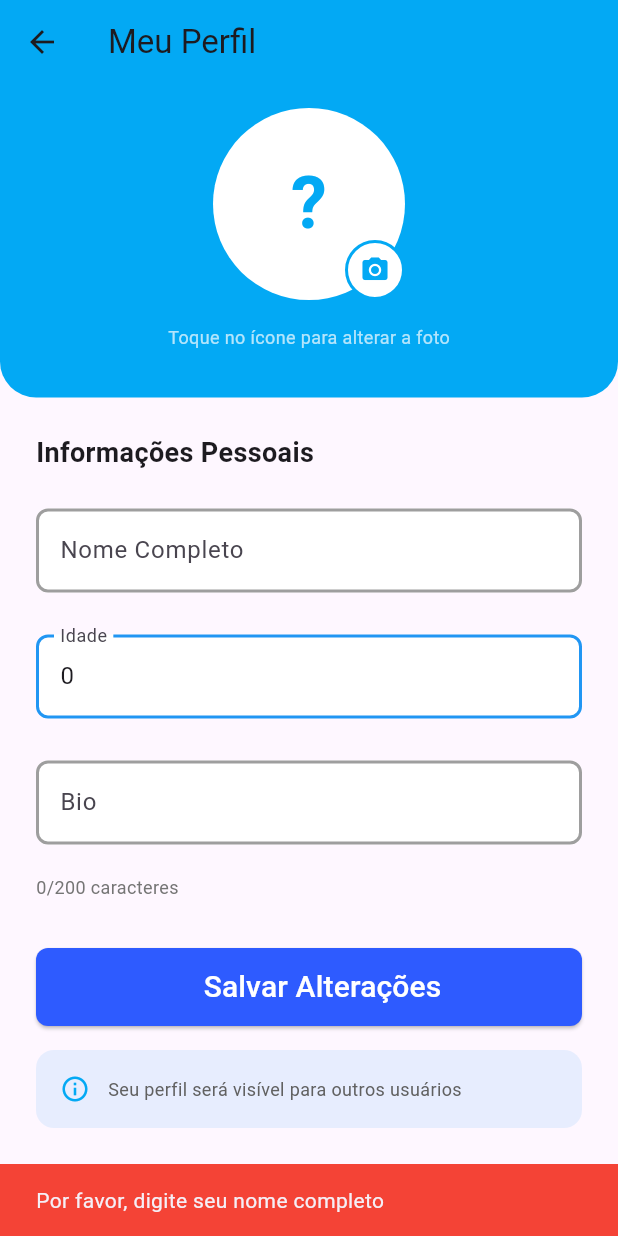
After one commit to ChancellorMarko/Talknet-flutter, a Flutter app: the ProfileScreen screen opened by its route, after a tap on "Salvar Alterações", on a phone screen of 412 x 824 dp. The commit adds this screen. Run offline on Flutter 3.47's test engine with Material 3 defaults, Android fonts, the phone set to English and light mode, and no system bars; our stand-ins replace flutter_dotenv, fluttertoast, image_picker, supabase_flutter; accounts and stored records are empty.

Commit message:
feat: implementando tela de alteração de usuários

```diff
--- a/lib/main.dart
+++ b/lib/main.dart
@@ -2,6 +2,7 @@ import 'package:flutter/material.dart';
 import 'package:flutter_dotenv/flutter_dotenv.dart';
 import 'package:flutter_talknet_app/ui/features/home/home_screen.dart';
 import 'package:flutter_talknet_app/ui/features/login/login_screen.dart';
+import 'package:flutter_talknet_app/ui/features/profile/profile_screen.dart';
 import 'package:flutter_talknet_app/ui/features/register/register_screen.dart';
 import 'package:flutter_talknet_app/utils/routes_enum.dart';
 import 'package:fluttertoast/fluttertoast.dart';
@@ -31,7 +32,9 @@ class MainApp extends StatelessWidget {
       routes: {
         RoutesEnum.login.route: (context) => LoginScreen(),
         RoutesEnum.register.route: (context) => const RegisterScreen(),
-        RoutesEnum.home.route: (context) => const HomeScreen(),
+        //RoutesEnum.home.route: (context) => const HomeScreen(),
+        RoutesEnum.profile.route: (context) => const ProfileScreen(),
+        //RoutesEnum.chat.route: (context) => const ChatScreen(),
       },
       initialRoute: RoutesEnum.login.route,
     );
--- /dev/null
+++ b/lib/ui/features/profile/profile_screen.dart
@@ -0,0 +1,561 @@
+import 'dart:io';
+import 'package:flutter/material.dart';
+import 'package:flutter_talknet_app/ui/widgets/custom_button.dart';
+import 'package:flutter_talknet_app/ui/widgets/custom_input.dart';
+import 'package:flutter_talknet_app/utils/style/colors.dart';
+import 'package:image_picker/image_picker.dart';
+import 'package:supabase_flutter/supabase_flutter.dart';
+
+/// Tela de perfil do usuário
+class ProfileScreen extends StatefulWidget {
+  /// Construtor da classe [ProfileScreen]
+  const ProfileScreen({super.key});
+
+  @override
+  State<ProfileScreen> createState() => _ProfileScreenState();
+}
+
+class _ProfileScreenState extends State<ProfileScreen> {
+  final TextEditingController nameController = TextEditingController();
+  final TextEditingController bioController = TextEditingController();
+  final TextEditingController ageController = TextEditingController();
+
+  final ImagePicker _imagePicker = ImagePicker();
+
+  String? avatarUrl;
+  File? selectedImage;
+  bool _isLoading = true;
+  bool _isSaving = false;
+
+  @override
+  void initState() {
+    super.initState();
+    _loadProfile();
+  }
+
+  @override
+  void dispose() {
+    nameController.dispose();
+    bioController.dispose();
+    ageController.dispose();
+    super.dispose();
+  }
+
+  /// Carrega os dados do perfil do usuário
+  Future<void> _loadProfile() async {
+    try {
+      setState(() => _isLoading = true);
+
+      final userId = Supabase.instance.client.auth.currentUser?.id;
+      if (userId == null) {
+        _showError('Usuário não autenticado');
+        return;
+      }
+
+      // Buscar perfil existente
+      final response = await Supabase.instance.client
+          .from('profiles')
+          .select()
+          .eq('id', userId)
+          .maybeSingle();
+
+      if (response != null) {
+        setState(() {
+          nameController.text = response['full_name'] ?? '';
+          bioController.text = response['bio'] ?? '';
+          ageController.text = response['age']?.toString() ?? '';
+          avatarUrl = response['avatar_url'];
+        });
+      }
+
+      setState(() => _isLoading = false);
+    } catch (e) {
+      debugPrint('Erro ao carregar perfil: $e');
+      setState(() => _isLoading = false);
+      _showError('Erro ao carregar perfil: ${e.toString()}');
+    }
+  }
+
+  /// Seleciona uma imagem da galeria
+  Future<void> _pickImage() async {
+    try {
+      final XFile? image = await _imagePicker.pickImage(
+        source: ImageSource.gallery,
+        maxWidth: 1024,
+        maxHeight: 1024,
+        imageQuality: 85,
+      );
+
+      if (image != null) {
+        setState(() {
+          selectedImage = File(image.path);
+        });
+        debugPrint('Imagem selecionada: ${image.path}');
+      }
+    } catch (e) {
+      debugPrint('Erro ao selecionar imagem: $e');
+      _showError('Erro ao selecionar imagem: ${e.toString()}');
+    }
+  }
+
+  /// Tira uma foto com a câmera
+  Future<void> _takePhoto() async {
+    try {
+      final XFile? photo = await _imagePicker.pickImage(
+        source: ImageSource.camera,
+        maxWidth: 1024,
+        maxHeight: 1024,
+        imageQuality: 85,
+      );
+
+      if (photo != null) {
+        setState(() {
+          selectedImage = File(photo.path);
+        });
+        debugPrint('Foto tirada: ${photo.path}');
+      }
+    } catch (e) {
+      debugPrint('Erro ao tirar foto: $e');
+      _showError('Erro ao tirar foto: ${e.toString()}');
+    }
+  }
+
+  /// Mostra opções de escolha de imagem
+  Future<void> _showImageOptions() async {
+    showModalBottomSheet(
+      context: context,
+      shape: const RoundedRectangleBorder(
+        borderRadius: BorderRadius.vertical(top: Radius.circular(20)),
+      ),
+      builder: (context) => SafeArea(
+        child: Padding(
+          padding: const EdgeInsets.all(16),
+          child: Column(
+            mainAxisSize: MainAxisSize.min,
+            children: [
+              const Text(
+                'Escolher foto',
+                style: TextStyle(
+                  fontSize: 18,
+                  fontWeight: FontWeight.bold,
+                ),
+              ),
+              const SizedBox(height: 16),
+              ListTile(
+                leading: const Icon(
+                  Icons.photo_library,
+                  color: Color(0xFF03A9F4),
+                ),
+                title: const Text('Galeria'),
+                onTap: () {
+                  Navigator.pop(context);
+                  _pickImage();
+                },
+              ),
+              ListTile(
+                leading: const Icon(Icons.camera_alt, color: Color(0xFF03A9F4)),
+                title: const Text('Câmera'),
+                onTap: () {
+                  Navigator.pop(context);
+                  _takePhoto();
+                },
+              ),
+              if (avatarUrl != null || selectedImage != null)
+                ListTile(
+                  leading: const Icon(Icons.delete, color: Colors.red),
+                  title: const Text('Remover foto'),
+                  onTap: () {
+                    Navigator.pop(context);
+                    setState(() {
+                      selectedImage = null;
+                      avatarUrl = null;
+                    });
+                  },
+                ),
+            ],
+          ),
+        ),
+      ),
+    );
+  }
+
+  /// Faz upload da imagem para o Supabase Storage
+  Future<String?> _uploadImage() async {
+    if (selectedImage == null) return avatarUrl;
+
+    try {
+      final userId = Supabase.instance.client.auth.currentUser?.id;
+      if (userId == null) {
+        throw Exception('Usuário não autenticado');
+      }
+
+      debugPrint('Iniciando upload da imagem...');
+
+      // Gerar nome único para o arquivo
+      final timestamp = DateTime.now().millisecondsSinceEpoch;
+      final fileName = 'avatar_$timestamp.jpg';
+      final filePath = '$userId/$fileName';
+
+      debugPrint('Caminho do arquivo: $filePath');
+
+      // Ler os bytes do arquivo
+      final bytes = await selectedImage!.readAsBytes();
+      debugPrint('Tamanho do arquivo: ${bytes.length} bytes');
+
+      // Remover foto antiga se existir
+      if (avatarUrl != null && avatarUrl!.isNotEmpty) {
+        try {
+          final oldPath = avatarUrl!.split('/').last;
+          await Supabase.instance.client.storage.from('avatars').remove([
+            '$userId/$oldPath',
+          ]);
+          debugPrint('Foto antiga removida');
+        } catch (e) {
+          debugPrint('Erro ao remover foto antiga: $e');
+          // Continua mesmo se não conseguir remover
+        }
+      }
+
+      // Upload do arquivo
+      final uploadPath = await Supabase.instance.client.storage
+          .from('avatars')
+          .uploadBinary(
+            filePath,
+            bytes,
+            fileOptions: const FileOptions(
+              cacheControl: '3600',
+              upsert: true,
+              contentType: 'image/jpeg',
+            ),
+          );
+
+      debugPrint('Upload concluído: $uploadPath');
+
+      // Obter URL pública
+      final imageUrl = Supabase.instance.client.storage
+          .from('avatars')
+          .getPublicUrl(filePath);
+
+      debugPrint('URL pública: $imageUrl');
+
+      return imageUrl;
+    } catch (e) {
+      debugPrint('Erro detalhado no upload: $e');
+      rethrow;
+    }
+  }
+
+  /// Salva o perfil do usuário
+  Future<void> _saveProfile() async {
+    // Validações
+    if (nameController.text.trim().isEmpty) {
+      _showError('Por favor, digite seu nome completo');
+      return;
+    }
+
+    if (ageController.text.isNotEmpty) {
+      final age = int.tryParse(ageController.text);
+      if (age == null || age < 13 || age > 120) {
+        _showError('Por favor, digite uma idade válida (13-120)');
+        return;
+      }
+    }
+
+    if (bioController.text.length > 200) {
+      _showError('A bio deve ter no máximo 200 caracteres');
+      return;
+    }
+
+    setState(() => _isSaving = true);
+
+    try {
+      final userId = Supabase.instance.client.auth.currentUser?.id;
+      if (userId == null) {
+        throw Exception('Usuário não autenticado');
+      }
+
+      debugPrint('Salvando perfil do usuário: $userId');
+
+      // Upload da imagem se houver (PRIMEIRO)
+      String? imageUrl = avatarUrl;
+      if (selectedImage != null) {
+        debugPrint('Fazendo upload da nova imagem...');
+        imageUrl = await _uploadImage();
+        debugPrint('Nova URL da imagem: $imageUrl');
+      }
+
+      // Preparar dados do perfil
+      final profileData = {
+        'full_name': nameController.text.trim(),
+        'bio': bioController.text.trim(),
+        'age': ageController.text.isNotEmpty
+            ? int.parse(ageController.text)
+            : null,
+        'avatar_url': imageUrl,
+        'updated_at': DateTime.now().toIso8601String(),
+      };
+
+      debugPrint('Dados do perfil: $profileData');
+
+      // Verificar se o perfil já existe
+      final existingProfile = await Supabase.instance.client
+          .from('profiles')
+          .select()
+          .eq('id', userId)
+          .maybeSingle();
+
+      if (existingProfile != null) {
+        // Atualizar perfil existente
+        debugPrint('Atualizando perfil existente...');
+        await Supabase.instance.client
+            .from('profiles')
+            .update(profileData)
+            .eq('id', userId);
+      } else {
+        // Criar novo perfil
+        debugPrint('Criando novo perfil...');
+        await Supabase.instance.client.from('profiles').insert({
+          'id': userId,
+          ...profileData,
+        });
+      }
+
+      debugPrint('Perfil salvo com sucesso!');
+
+      if (mounted) {
+        ScaffoldMessenger.of(context).showSnackBar(
+          const SnackBar(
+            content: Text('Perfil atualizado com sucesso!'),
+            backgroundColor: Colors.green,
+            duration: Duration(seconds: 2),
+          ),
+        );
+
+        // Aguardar um momento para o usuário ver a mensagem
+        await Future.delayed(const Duration(milliseconds: 500));
+
+        if (mounted) {
+          Navigator.pop(context, true);
+        }
+      }
+    } catch (e) {
+      debugPrint('Erro ao salvar perfil: $e');
+      _showError('Erro ao salvar perfil: ${e.toString()}');
+    } finally {
+      if (mounted) {
+        setState(() => _isSaving = false);
+      }
+    }
+  }
+
+  /// Exibe mensagem de erro
+  void _showError(String message) {
+    if (!mounted) return;
+
+    ScaffoldMessenger.of(context).showSnackBar(
+      SnackBar(
+        content: Text(message),
+        backgroundColor: Colors.red,
+        duration: const Duration(seconds: 4),
+      ),
+    );
+  }
+
+  @override
+  Widget build(BuildContext context) {
+    if (_isLoading) {
+      return const Scaffold(
+        body: Center(child: CircularProgressIndicator()),
+      );
+    }
+
+    return Scaffold(
+      appBar: AppBar(
+        title: const Text('Meu Perfil'),
+        backgroundColor: const Color(0xFF03A9F4),
+        elevation: 0,
+      ),
+      body: SingleChildScrollView(
+        child: Column(
+          children: [
+            // Header com gradiente
+            Container(
+              width: double.infinity,
+              decoration: const BoxDecoration(
+                color: Color(0xFF03A9F4),
+                borderRadius: BorderRadius.only(
+                  bottomLeft: Radius.circular(24),
+                  bottomRight: Radius.circular(24),
+                ),
+              ),
+              padding: const EdgeInsets.only(bottom: 32),
+              child: Column(
+                children: [
+                  const SizedBox(height: 16),
+                  // Avatar
+                  Stack(
+                    children: [
+                      CircleAvatar(
+                        radius: 64,
+                        backgroundColor: Colors.white,
+                        backgroundImage: selectedImage != null
+                            ? FileImage(selectedImage!)
+                            : (avatarUrl != null && avatarUrl!.isNotEmpty
+                                      ? NetworkImage(avatarUrl!)
+                                      : null)
+                                  as ImageProvider?,
+                        child:
+                            selectedImage == null &&
+                                (avatarUrl == null || avatarUrl!.isEmpty)
+                            ? Text(
+                                nameController.text.isNotEmpty
+                                    ? nameController.text[0].toUpperCase()
+                                    : '?',
+                                style: const TextStyle(
+                                  fontSize: 48,
+                                  fontWeight: FontWeight.bold,
+                                  color: Color(0xFF03A9F4),
+                                ),
+                              )
+                            : null,
+                      ),
+                      Positioned(
+                        bottom: 0,
+                        right: 0,
+                        child: GestureDetector(
+                          onTap: _isSaving ? null : _showImageOptions,
+                          child: Container(
+                            padding: const EdgeInsets.all(8),
+                            decoration: BoxDecoration(
+                              color: Colors.white,
+                              shape: BoxShape.circle,
+                              border: Border.all(
+                                color: const Color(0xFF03A9F4),
+                                width: 2,
+                              ),
+                            ),
+                            child: const Icon(
+                              Icons.camera_alt,
+                              size: 20,
+                              color: Color(0xFF03A9F4),
+                            ),
+                          ),
+                        ),
+                      ),
+                    ],
+                  ),
+                  const SizedBox(height: 16),
+                  const Text(
+                    'Toque no ícone para alterar a foto',
+                    style: TextStyle(
+                      color: Colors.white70,
+                      fontSize: 12,
+                    ),
+                  ),
+                ],
+              ),
+            ),
+
+            // Formulário
+            Padding(
+              padding: const EdgeInsets.all(24),
+              child: Column(
+                crossAxisAlignment: CrossAxisAlignment.start,
+                children: [
+                  const Text(
+                    'Informações Pessoais',
+                    style: TextStyle(
+                      fontSize: 18,
+                      fontWeight: FontWeight.bold,
+                    ),
+                  ),
+                  const SizedBox(height: 24),
+
+                  CustomInput(
+                    label: 'Nome Completo',
+                    hint: 'Digite seu nome completo',
+                    controller: nameController,
+                  ),
+                  const SizedBox(height: 16),
+
+                  CustomInput(
+                    label: 'Idade',
+                    hint: 'Digite sua idade',
+                    controller: ageController,
+                  ),
+                  const SizedBox(height: 16),
+
+                  CustomInput(
+                    label: 'Bio',
+                    hint: 'Conte um pouco sobre você',
+                    controller: bioController,
+                  ),
+
+                  const SizedBox(height: 8),
+                  Text(
+                    '${bioController.text.length}/200 caracteres',
+                    style: TextStyle(
+                      fontSize: 12,
+                      color: bioController.text.length > 200
+                          ? Colors.red
+                          : Colors.grey[600],
+                    ),
+                  ),
+
+                  const SizedBox(height: 32),
+
+                  // Botão de salvar
+                  _isSaving
+                      ? const Center(
+                          child: Column(
+                            children: [
+                              CircularProgressIndicator(),
+                              SizedBox(height: 16),
+                              Text('Salvando perfil...'),
+                            ],
+                          ),
+                        )
+                      : CustomButton(
+                          buttonText: 'Salvar Alterações',
+                          backgroundColor: AppColors.primaryBlue,
+                          buttonAction: _saveProfile,
+                        ),
+
+                  const SizedBox(height: 16),
+
+                  // Informações adicionais
+                  Container(
+                    padding: const EdgeInsets.all(16),
+                    decoration: BoxDecoration(
+                      color: Colors.blue.withOpacity(0.1),
+                      borderRadius: BorderRadius.circular(12),
+                    ),
+                    child: Row(
+                      children: [
+                        const Icon(
+                          Icons.info_outline,
+                          color: Color(0xFF03A9F4),
+                          size: 20,
+                        ),
+                        const SizedBox(width: 12),
+                        Expanded(
+                          child: Text(
+                            'Seu perfil será visível para outros usuários',
+                            style: TextStyle(
+                              fontSize: 12,
+                              color: Colors.grey[700],
+                            ),
+                          ),
+                        ),
+                      ],
+                    ),
+                  ),
+                ],
+              ),
+            ),
+          ],
+        ),
+      ),
+    );
+  }
+}
--- a/lib/utils/routes_enum.dart
+++ b/lib/utils/routes_enum.dart
@@ -6,7 +6,13 @@ enum RoutesEnum {
   register('/register'),
 
   /// Rota principal do projeto
-  home('/home');
+  home('/home'),
+
+  // Rota de chat
+  chat('/chat'),
+
+  // Tela de edição de perfil
+  profile('/profile');
 
   /// Constructor do Enum [RoutesEnum]
   const RoutesEnum(this.route);
--- a/pubspec.yaml
+++ b/pubspec.yaml
@@ -11,6 +11,8 @@ dependencies:
     sdk: flutter
   flutter_dotenv: ^6.0.0
   fluttertoast: ^9.0.0
+  image_picker: ^1.2.0
+  permission_handler: ^12.0.1
   supabase_flutter: ^2.10.3
   very_good_analysis: ^10.0.0
 
```
Also changed, not shown: pubspec.lock, 2 other files.
